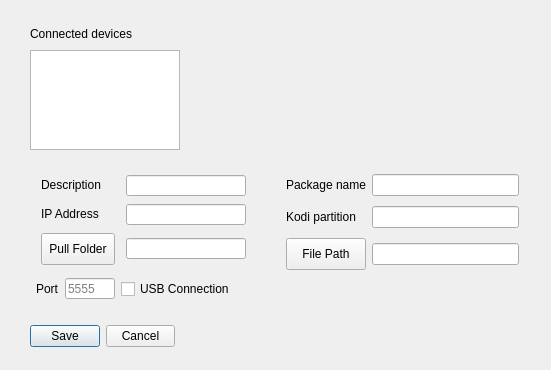
First picture: the form in preferencesdialog.ui, repository Eliminater74/adblink, before the edit.
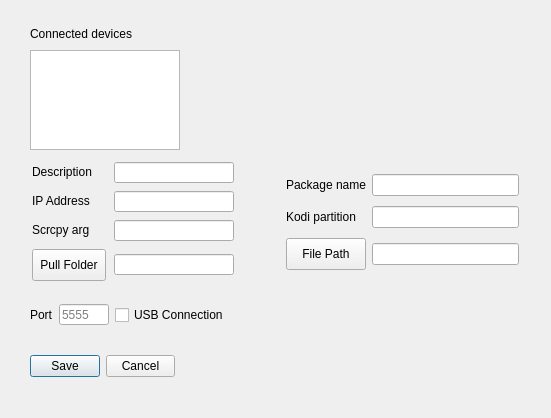
Second picture: the form after the edit.

Commit message: custom args for scrcpy per device

The edit to the form file:
```diff
--- a/preferencesdialog.ui
+++ b/preferencesdialog.ui
@@ -7,7 +7,7 @@
     <x>0</x>
     <y>0</y>
     <width>551</width>
-    <height>370</height>
+    <height>418</height>
    </rect>
   </property>
   <property name="windowTitle">
@@ -138,7 +138,7 @@
    <property name="geometry">
     <rect>
      <x>30</x>
-     <y>320</y>
+     <y>350</y>
      <width>145</width>
      <height>32</height>
     </rect>
@@ -166,156 +166,6 @@
     </item>
    </layout>
   </widget>
-  <widget class="QWidget" name="preferencesdialog_layoutWidget_5">
-   <property name="geometry">
-    <rect>
-     <x>36</x>
-     <y>173</y>
-     <width>216</width>
-     <height>96</height>
-    </rect>
-   </property>
-   <layout class="QGridLayout" name="gridLayout_2">
-    <item row="0" column="0">
-     <widget class="QLabel" name="devlab">
-      <property name="sizePolicy">
-       <sizepolicy hsizetype="Fixed" vsizetype="Fixed">
-        <horstretch>0</horstretch>
-        <verstretch>0</verstretch>
-       </sizepolicy>
-      </property>
-      <property name="minimumSize">
-       <size>
-        <width>74</width>
-        <height>12</height>
-       </size>
-      </property>
-      <property name="maximumSize">
-       <size>
-        <width>74</width>
-        <height>16</height>
-       </size>
-      </property>
-      <property name="text">
-       <string>Description</string>
-      </property>
-     </widget>
-    </item>
-    <item row="0" column="1">
-     <widget class="QLineEdit" name="description">
-      <property name="minimumSize">
-       <size>
-        <width>120</width>
-        <height>21</height>
-       </size>
-      </property>
-      <property name="maximumSize">
-       <size>
-        <width>120</width>
-        <height>21</height>
-       </size>
-      </property>
-      <property name="toolTip">
-       <string>&lt;html&gt;&lt;head/&gt;&lt;body&gt;&lt;p&gt;Enter a general description for your device. &lt;/p&gt;&lt;p&gt;&lt;br/&gt;&lt;/p&gt;&lt;/body&gt;&lt;/html&gt;</string>
-      </property>
-     </widget>
-    </item>
-    <item row="1" column="0">
-     <widget class="QLabel" name="label_11">
-      <property name="sizePolicy">
-       <sizepolicy hsizetype="Fixed" vsizetype="Fixed">
-        <horstretch>0</horstretch>
-        <verstretch>0</verstretch>
-       </sizepolicy>
-      </property>
-      <property name="minimumSize">
-       <size>
-        <width>74</width>
-        <height>16</height>
-       </size>
-      </property>
-      <property name="maximumSize">
-       <size>
-        <width>74</width>
-        <height>16</height>
-       </size>
-      </property>
-      <property name="toolTip">
-       <string>&lt;html&gt;&lt;head/&gt;&lt;body&gt;&lt;p&gt;Enter or Paste IP or USB Address&lt;/p&gt;&lt;/body&gt;&lt;/html&gt;</string>
-      </property>
-      <property name="text">
-       <string>IP Address</string>
-      </property>
-     </widget>
-    </item>
-    <item row="1" column="1">
-     <widget class="QLineEdit" name="daddr">
-      <property name="minimumSize">
-       <size>
-        <width>120</width>
-        <height>21</height>
-       </size>
-      </property>
-      <property name="maximumSize">
-       <size>
-        <width>120</width>
-        <height>21</height>
-       </size>
-      </property>
-      <property name="toolTip">
-       <string>&lt;html&gt;&lt;head/&gt;&lt;body&gt;&lt;p&gt;Enter the serial number or IP address for your device. You may also enter a device name if you have one set up with your router.&lt;/p&gt;&lt;/body&gt;&lt;/html&gt;</string>
-      </property>
-     </widget>
-    </item>
-    <item row="2" column="0">
-     <widget class="QPushButton" name="pfolderButton">
-      <property name="sizePolicy">
-       <sizepolicy hsizetype="Minimum" vsizetype="Fixed">
-        <horstretch>0</horstretch>
-        <verstretch>0</verstretch>
-       </sizepolicy>
-      </property>
-      <property name="minimumSize">
-       <size>
-        <width>74</width>
-        <height>32</height>
-       </size>
-      </property>
-      <property name="maximumSize">
-       <size>
-        <width>74</width>
-        <height>32</height>
-       </size>
-      </property>
-      <property name="toolTip">
-       <string>&lt;html&gt;&lt;head/&gt;&lt;body&gt;&lt;p&gt;Override global folder for pulled files&lt;/p&gt;&lt;/body&gt;&lt;/html&gt;</string>
-      </property>
-      <property name="text">
-       <string>Pull Folder</string>
-      </property>
-     </widget>
-    </item>
-    <item row="2" column="1">
-     <widget class="QLineEdit" name="pulldir">
-      <property name="minimumSize">
-       <size>
-        <width>120</width>
-        <height>21</height>
-       </size>
-      </property>
-      <property name="maximumSize">
-       <size>
-        <width>120</width>
-        <height>21</height>
-       </size>
-      </property>
-      <property name="toolTip">
-       <string>Pulled files are put in this folder</string>
-      </property>
-     </widget>
-    </item>
-   </layout>
-  </widget>
   <widget class="QWidget" name="preferencesdialog_layoutWidget_6">
    <property name="geometry">
     <rect>
@@ -526,11 +376,11 @@
     <string>Disable root</string>
    </property>
   </widget>
-  <widget class="QWidget" name="">
+  <widget class="QWidget" name="layoutWidget">
    <property name="geometry">
     <rect>
-     <x>36</x>
-     <y>274</y>
+     <x>30</x>
+     <y>300</y>
      <width>221</width>
      <height>30</height>
     </rect>
@@ -596,6 +446,203 @@
     </item>
    </layout>
   </widget>
+  <widget class="QWidget" name="">
+   <property name="geometry">
+    <rect>
+     <x>30</x>
+     <y>160</y>
+     <width>206</width>
+     <height>123</height>
+    </rect>
+   </property>
+   <layout class="QGridLayout" name="gridLayout_2">
+    <item row="0" column="0">
+     <widget class="QLabel" name="devlab">
+      <property name="sizePolicy">
+       <sizepolicy hsizetype="Fixed" vsizetype="Fixed">
+        <horstretch>0</horstretch>
+        <verstretch>0</verstretch>
+       </sizepolicy>
+      </property>
+      <property name="minimumSize">
+       <size>
+        <width>74</width>
+        <height>12</height>
+       </size>
+      </property>
+      <property name="maximumSize">
+       <size>
+        <width>74</width>
+        <height>16</height>
+       </size>
+      </property>
+      <property name="text">
+       <string>Description</string>
+      </property>
+     </widget>
+    </item>
+    <item row="0" column="1">
+     <widget class="QLineEdit" name="description">
+      <property name="minimumSize">
+       <size>
+        <width>120</width>
+        <height>21</height>
+       </size>
+      </property>
+      <property name="maximumSize">
+       <size>
+        <width>120</width>
+        <height>21</height>
+       </size>
+      </property>
+      <property name="toolTip">
+       <string>&lt;html&gt;&lt;head/&gt;&lt;body&gt;&lt;p&gt;Enter a general description for your device. &lt;/p&gt;&lt;p&gt;&lt;br/&gt;&lt;/p&gt;&lt;/body&gt;&lt;/html&gt;</string>
+      </property>
+     </widget>
+    </item>
+    <item row="1" column="0">
+     <widget class="QLabel" name="label_11">
+      <property name="sizePolicy">
+       <sizepolicy hsizetype="Fixed" vsizetype="Fixed">
+        <horstretch>0</horstretch>
+        <verstretch>0</verstretch>
+       </sizepolicy>
+      </property>
+      <property name="minimumSize">
+       <size>
+        <width>74</width>
+        <height>16</height>
+       </size>
+      </property>
+      <property name="maximumSize">
+       <size>
+        <width>74</width>
+        <height>16</height>
+       </size>
+      </property>
+      <property name="toolTip">
+       <string>&lt;html&gt;&lt;head/&gt;&lt;body&gt;&lt;p&gt;Enter or Paste IP or USB Address&lt;/p&gt;&lt;/body&gt;&lt;/html&gt;</string>
+      </property>
+      <property name="text">
+       <string>IP Address</string>
+      </property>
+     </widget>
+    </item>
+    <item row="1" column="1">
+     <widget class="QLineEdit" name="daddr">
+      <property name="minimumSize">
+       <size>
+        <width>120</width>
+        <height>21</height>
+       </size>
+      </property>
+      <property name="maximumSize">
+       <size>
+        <width>120</width>
+        <height>21</height>
+       </size>
+      </property>
+      <property name="toolTip">
+       <string>&lt;html&gt;&lt;head/&gt;&lt;body&gt;&lt;p&gt;Enter the serial number or IP address for your device. You may also enter a device name if you have one set up with your router.&lt;/p&gt;&lt;/body&gt;&lt;/html&gt;</string>
+      </property>
+     </widget>
+    </item>
+    <item row="2" column="0">
+     <widget class="QLabel" name="label_12">
+      <property name="sizePolicy">
+       <sizepolicy hsizetype="Fixed" vsizetype="Fixed">
+        <horstretch>0</horstretch>
+        <verstretch>0</verstretch>
+       </sizepolicy>
+      </property>
+      <property name="minimumSize">
+       <size>
+        <width>74</width>
+        <height>16</height>
+       </size>
+      </property>
+      <property name="maximumSize">
+       <size>
+        <width>74</width>
+        <height>16</height>
+       </size>
+      </property>
+      <property name="toolTip">
+       <string>&lt;html&gt;&lt;head/&gt;&lt;body&gt;&lt;p&gt;Enter or Paste IP or USB Address&lt;/p&gt;&lt;/body&gt;&lt;/html&gt;</string>
+      </property>
+      <property name="text">
+       <string>Scrcpy arg</string>
+      </property>
+     </widget>
+    </item>
+    <item row="2" column="1">
+     <widget class="QLineEdit" name="scrcpy">
+      <property name="minimumSize">
+       <size>
+        <width>120</width>
+        <height>21</height>
+       </size>
+      </property>
+      <property name="maximumSize">
+       <size>
+        <width>120</width>
+        <height>21</height>
+       </size>
+      </property>
+      <property name="toolTip">
+       <string>Scrcpy argument for this device</string>
+      </property>
+     </widget>
+    </item>
+    <item row="3" column="0">
+     <widget class="QPushButton" name="pfolderButton">
+      <property name="sizePolicy">
+       <sizepolicy hsizetype="Minimum" vsizetype="Fixed">
+        <horstretch>0</horstretch>
+        <verstretch>0</verstretch>
+       </sizepolicy>
+      </property>
+      <property name="minimumSize">
+       <size>
+        <width>74</width>
+        <height>32</height>
+       </size>
+      </property>
+      <property name="maximumSize">
+       <size>
+        <width>74</width>
+        <height>32</height>
+       </size>
+      </property>
+      <property name="toolTip">
+       <string>&lt;html&gt;&lt;head/&gt;&lt;body&gt;&lt;p&gt;Override global folder for pulled files&lt;/p&gt;&lt;/body&gt;&lt;/html&gt;</string>
+      </property>
+      <property name="text">
+       <string>Pull Folder</string>
+      </property>
+     </widget>
+    </item>
+    <item row="3" column="1">
+     <widget class="QLineEdit" name="pulldir">
+      <property name="minimumSize">
+       <size>
+        <width>120</width>
+        <height>21</height>
+       </size>
+      </property>
+      <property name="maximumSize">
+       <size>
+        <width>120</width>
+        <height>21</height>
+       </size>
+      </property>
+      <property name="toolTip">
+       <string>Pulled files are put in this folder</string>
+      </property>
+     </widget>
+    </item>
+   </layout>
+  </widget>
  </widget>
  <tabstops>
   <tabstop>description</tabstop>
```
The commit also changes 5 other files.
